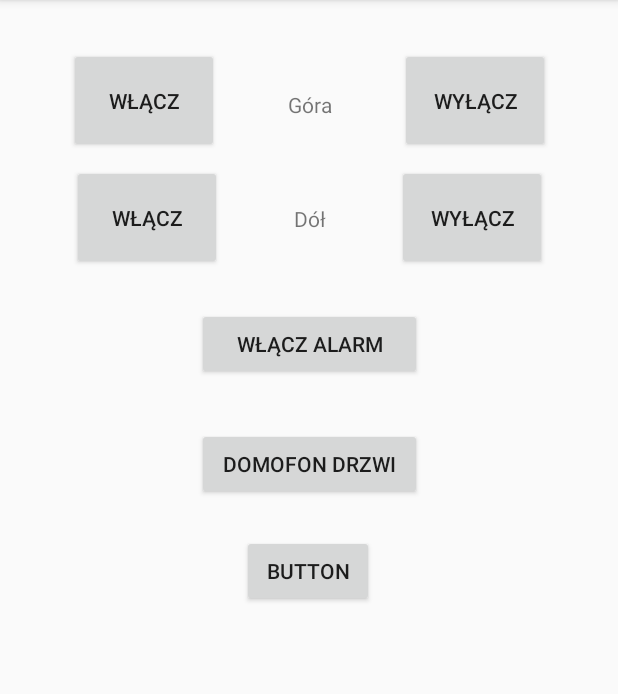
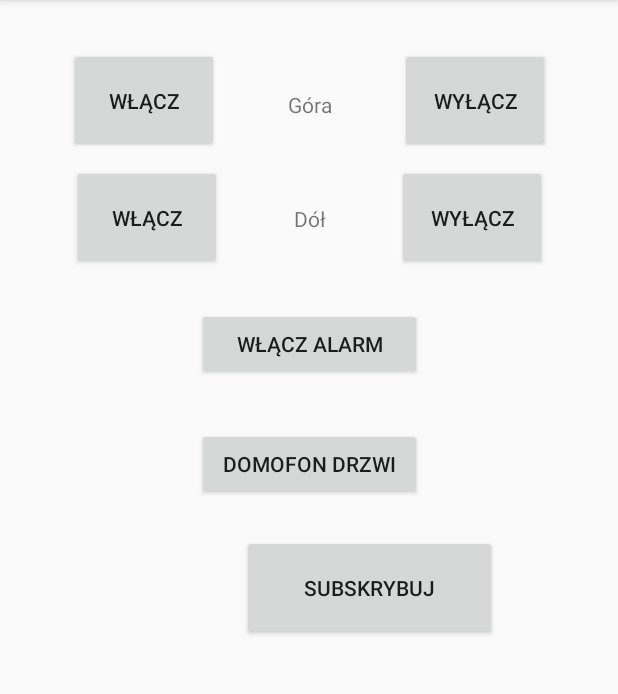
Before and after one commit to dawid73/MQTT_Connect_R-pi, an Android app: the screen it shows after launch (MqttButtons), on a phone screen of 412 x 824 dp, the part 84-778 px from its top. Run offline under Robolectric (Android 15) with nearby library versions, the phone set to English and light mode, and no system bars; 2 statements that could not run were skipped.

Commit message:
zmiemiono rozmiar buttona

```diff
--- a/app/src/main/res/layout/activity_mqtt_buttons.xml
+++ b/app/src/main/res/layout/activity_mqtt_buttons.xml
@@ -125,12 +125,12 @@
 
     <Button
         android:id="@+id/btn_test_subsribe"
-        android:layout_width="wrap_content"
-        android:layout_height="wrap_content"
+        android:layout_width="170dp"
+        android:layout_height="70dp"
         android:layout_marginLeft="30dp"
         android:layout_marginStart="30dp"
         android:layout_marginTop="23dp"
-        android:text="Button"
+        android:text="Subskrybuj"
         app:layout_constraintStart_toStartOf="@+id/btn_domofon_door"
         app:layout_constraintTop_toBottomOf="@+id/btn_domofon_door" />
 
```
